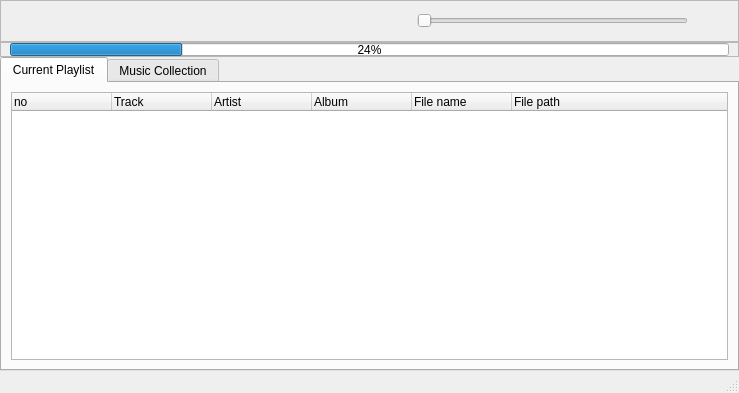
Before: the Qt Designer form qplayer.ui in middleofdreams/qplayer, drawn with Qt 5.
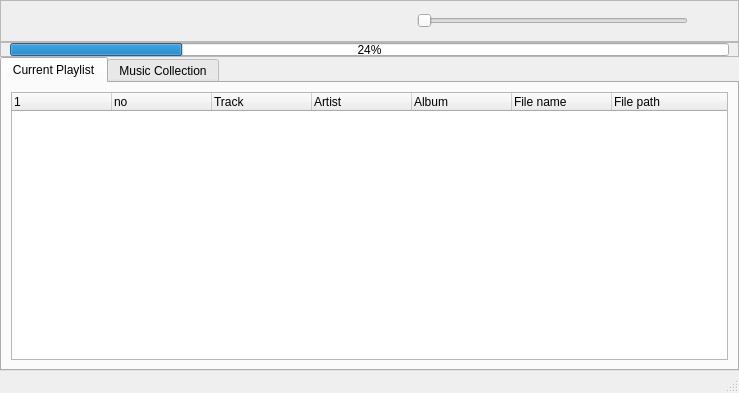
After: the same form once the commit is applied. Icons and pictures are not drawn.

What changed in the file:
```diff
--- a/qplayer.ui
+++ b/qplayer.ui
@@ -323,6 +323,26 @@
        <layout class="QVBoxLayout" name="verticalLayout">
         <item>
          <widget class="QTreeWidget" name="treeWidget">
+          <property name="showDropIndicator" stdset="0">
+           <bool>false</bool>
+          </property>
+          <property name="indentation">
+           <number>0</number>
+          </property>
+          <property name="rootIsDecorated">
+           <bool>false</bool>
+          </property>
+          <attribute name="headerHighlightSections">
+           <bool>false</bool>
+          </attribute>
+          <attribute name="headerHighlightSections">
+           <bool>false</bool>
+          </attribute>
+          <column>
+           <property name="text">
+            <string/>
+           </property>
+          </column>
           <column>
            <property name="text">
             <string>no</string>
```
